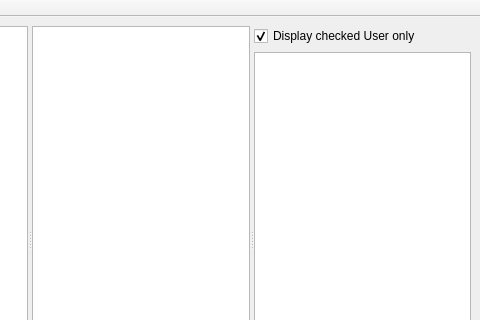
The window that paintwindow.ui (SiebelsTim/GitRelations) describes before a commit, drawn with Qt 5; both pictures show x 198 to 678 and y 0 to 320 of the 678 by 483 pixel window.
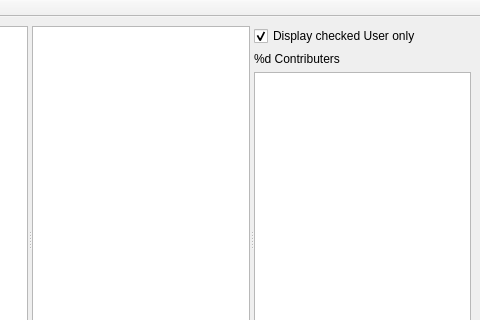
The same window after the commit.

Commit message:
Add Contributer count to paint window
since and until can diverge from repository widget

Diff of the .ui file:
```diff
--- a/paintwindow.ui
+++ b/paintwindow.ui
@@ -22,7 +22,7 @@
       </property>
       <widget class="QGraphicsView" name="graphicsView"/>
       <widget class="QGraphicsView" name="graphicsView_2"/>
-      <widget class="QWidget" name="">
+      <widget class="QWidget" name="layoutWidget">
        <layout class="QVBoxLayout" name="verticalLayout">
         <item>
          <widget class="QCheckBox" name="userListCheckbox">
@@ -34,6 +34,13 @@
           </property>
          </widget>
         </item>
+        <item>
+         <widget class="QLabel" name="contributerCount">
+          <property name="text">
+           <string>%d Contributers</string>
+          </property>
+         </widget>
+        </item>
         <item>
          <widget class="QListWidget" name="userList">
           <property name="sizePolicy">
```
The commit also changes 1 other file.
